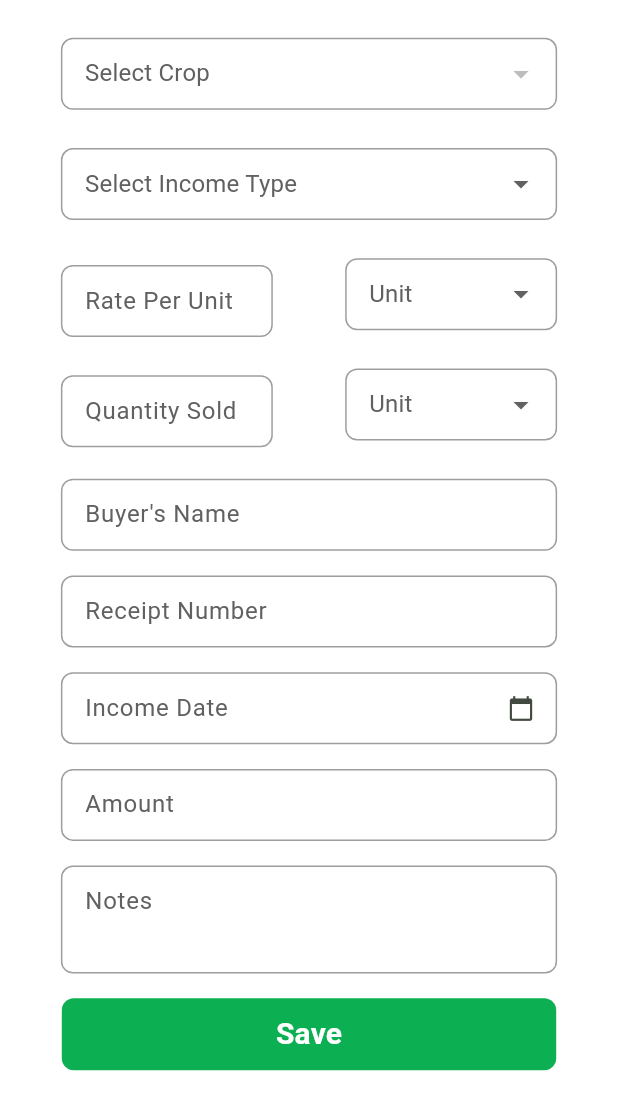
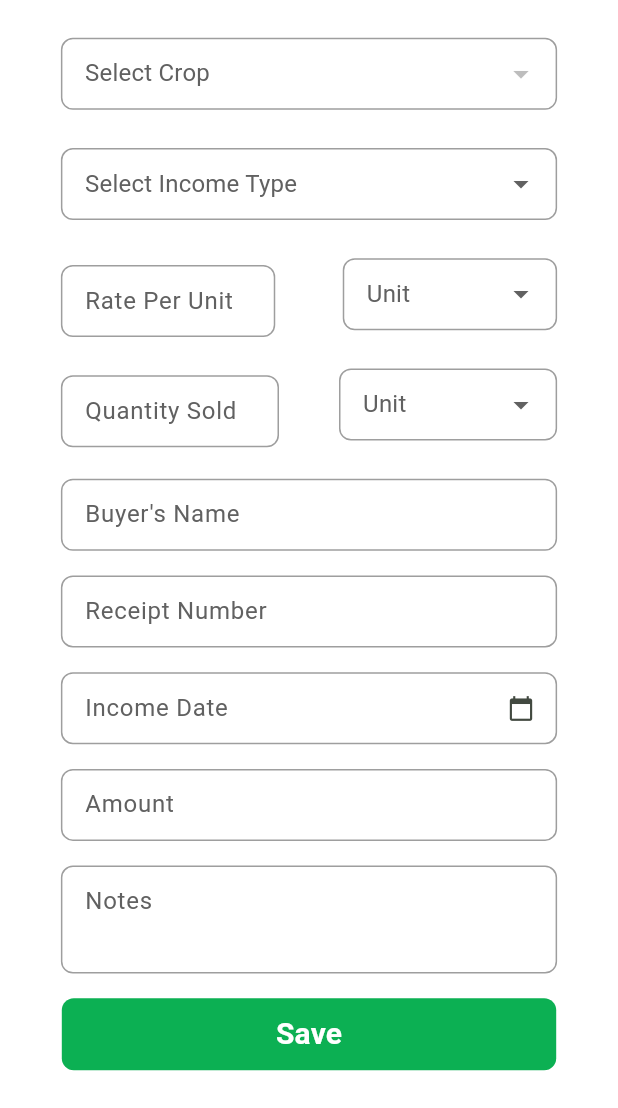
Before and after one commit to ShriHerwade/sheti_next, a Flutter app: the CreateIncomeScreen screen opened directly, on a phone screen of 412 x 824 dp, the part 128-1236 px from its top. Run offline on Flutter 3.47's test engine with Material 3 defaults, Android fonts, the phone set to English and light mode, and no system bars; our stand-ins replace easy_localization, google_nav_bar, introduction_screen, shared_preferences, sqflite, toast; missing offline and left inert: multiselect; accounts and stored records are empty.

Commit message:
Sn -54 OLD NVBAR AND SWIPING FIXED

```diff
--- a/lib/zebra/screen/farming/CreateIncomeScreen.dart
+++ b/lib/zebra/screen/farming/CreateIncomeScreen.dart
@@ -252,7 +252,7 @@ class _CreateIncomeScreenState extends State<CreateIncomeScreen> {
                   ),
                   SizedBox(height: MediaQuery.of(context).size.height * 0.02),
                   Row(
-                    mainAxisAlignment: MainAxisAlignment.spaceBetween,
+                    //mainAxisAlignment: MainAxisAlignment.spaceBetween,
                     children: [
                       // Rate Per Unit
                       Expanded(
@@ -262,7 +262,8 @@ class _CreateIncomeScreenState extends State<CreateIncomeScreen> {
                           inputType: TextInputType.number,
                         ),
                       ),
-                      SizedBox(width: MediaQuery.of(context).size.width * 0.02),
+                      SizedBox(width: 5.0),
+                      //SizedBox(width: MediaQuery.of(context).size.width * 0.02),
                       // Unit
                       Expanded(
                         child: NxDDFormField(
@@ -284,7 +285,7 @@ class _CreateIncomeScreenState extends State<CreateIncomeScreen> {
                   ),
                   SizedBox(height: MediaQuery.of(context).size.height * 0.02),
                   Row(
-                    mainAxisAlignment: MainAxisAlignment.spaceBetween,
+                    //mainAxisAlignment: MainAxisAlignment.spaceBetween,
                     children: [
                       // Quantity Sold
                       Expanded(
@@ -294,7 +295,7 @@ class _CreateIncomeScreenState extends State<CreateIncomeScreen> {
                           inputType: TextInputType.number,
                         ),
                       ),
-                      SizedBox(width: MediaQuery.of(context).size.width * 0.02),
+                      //SizedBox(width: MediaQuery.of(context).size.width * 0.02),
                       // Quantity Unit
                       Expanded(
                         child: NxDDFormField(
--- a/lib/zebra/screen/farming/HomeScreen.dart
+++ b/lib/zebra/screen/farming/HomeScreen.dart
@@ -1,4 +1,5 @@
 import 'package:flutter/material.dart';
+import 'package:sheti_next/zebra/common/widgets/NxNavBar.dart';
 import '../../common/widgets/NavDrawer.dart';
 import 'package:google_nav_bar/google_nav_bar.dart';
 
@@ -13,7 +14,7 @@ class _HomeScreenState extends State<HomeScreen> {
   @override
   Widget build(BuildContext context) {
     return Scaffold(
-      drawer: NavDrawer(),
+      drawer: NxNavBar(),
       bottomNavigationBar: GNav(
         backgroundColor: Colors.white,
         color: Colors.black,
```
Also changed, not shown: lib/zebra/common/widgets/NxNavBar.dart (+12 -1 lines), lib/zebra/screen/farming/CreateExpenseScreen.dart (+1 -12 lines).
